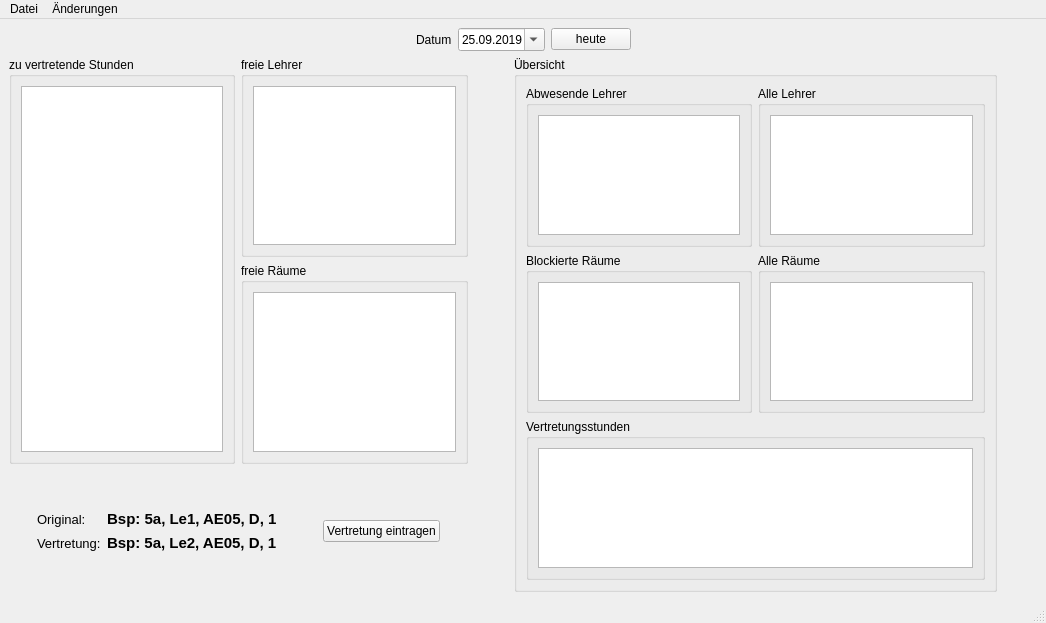
Before: the Qt Designer form GUI/alternativeWindow.ui in LordMuetze/InformatikVertretungsplan, drawn with Qt 5.
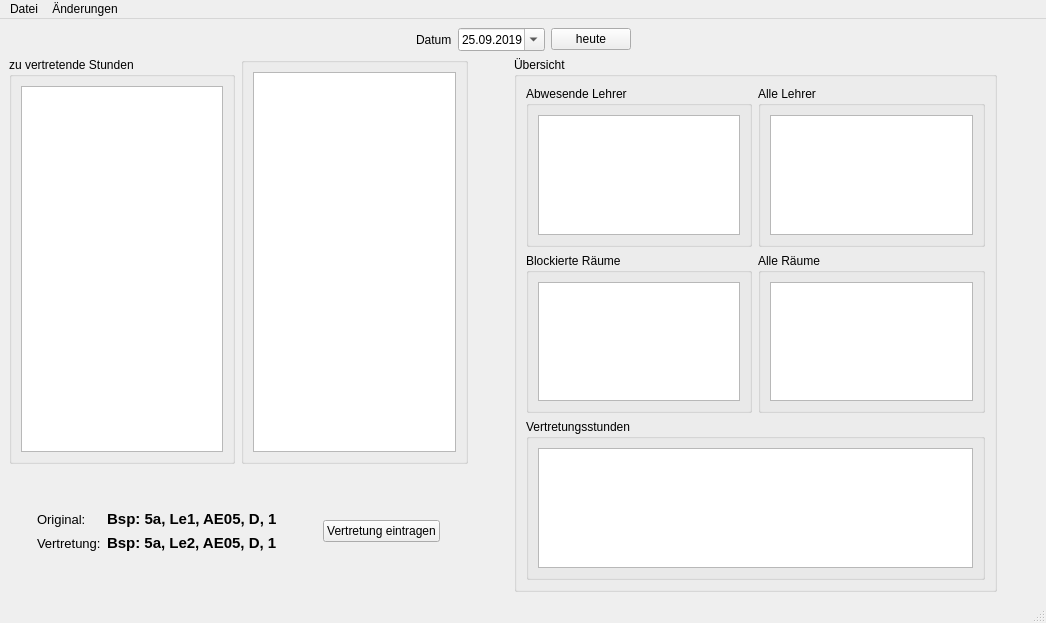
After: the same form once the commit is applied.

Commit message: CHG: merged tw_freieLehrer and tw_freieRaeume into tw_frei

```diff
--- a/GUI/alternativeWindow.ui
+++ b/GUI/alternativeWindow.ui
@@ -178,7 +178,7 @@
                </sizepolicy>
               </property>
               <property name="title">
-               <string>freie Lehrer</string>
+               <string/>
               </property>
               <layout class="QVBoxLayout" name="verticalLayout_10">
                <item>
@@ -209,55 +209,6 @@
               </layout>
              </widget>
             </item>
-            <item>
-             <widget class="QGroupBox" name="gb_freieRaeume">
-              <property name="sizePolicy">
-               <sizepolicy hsizetype="Maximum" vsizetype="Preferred">
-                <horstretch>0</horstretch>
-                <verstretch>0</verstretch>
-               </sizepolicy>
-              </property>
-              <property name="title">
-               <string>freie Räume</string>
-              </property>
-              <layout class="QVBoxLayout" name="verticalLayout_12">
-               <item>
-                <widget class="QTableWidget" name="tw_freieRaeume">
-                 <property name="contextMenuPolicy">
-                  <enum>Qt::ActionsContextMenu</enum>
-                 </property>
-                 <property name="editTriggers">
-                  <set>QAbstractItemView::NoEditTriggers</set>
-                 </property>
-                 <property name="selectionMode">
-                  <enum>QAbstractItemView::SingleSelection</enum>
-                 </property>
-                 <property name="selectionBehavior">
-                  <enum>QAbstractItemView::SelectRows</enum>
-                 </property>
-                 <attribute name="horizontalHeaderVisible">
-                  <bool>false</bool>
-                 </attribute>
-                 <attribute name="horizontalHeaderCascadingSectionResizes">
-                  <bool>true</bool>
-                 </attribute>
-                 <attribute name="horizontalHeaderStretchLastSection">
-                  <bool>true</bool>
-                 </attribute>
-                 <attribute name="verticalHeaderVisible">
-                  <bool>false</bool>
-                 </attribute>
-                 <attribute name="verticalHeaderCascadingSectionResizes">
-                  <bool>false</bool>
-                 </attribute>
-                 <attribute name="verticalHeaderStretchLastSection">
-                  <bool>true</bool>
-                 </attribute>
-                </widget>
-               </item>
-              </layout>
-             </widget>
-            </item>
            </layout>
           </item>
          </layout>
```
Left out of the diff: 4 changed lines with no effect on the pictures. The commit also changes 1 other file.
